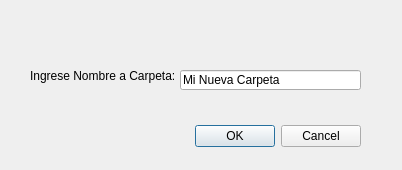
carlosv14/Graphic-File-System, file dialog.ui: the form before one commit.
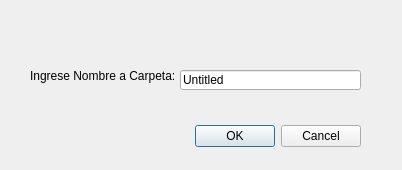
The form after the commit.

What changed in the file:
```diff
--- a/dialog.ui
+++ b/dialog.ui
@@ -52,7 +52,7 @@
     </rect>
    </property>
    <property name="text">
-    <string>Mi Nueva Carpeta</string>
+    <string>Untitled</string>
    </property>
   </widget>
  </widget>
```
